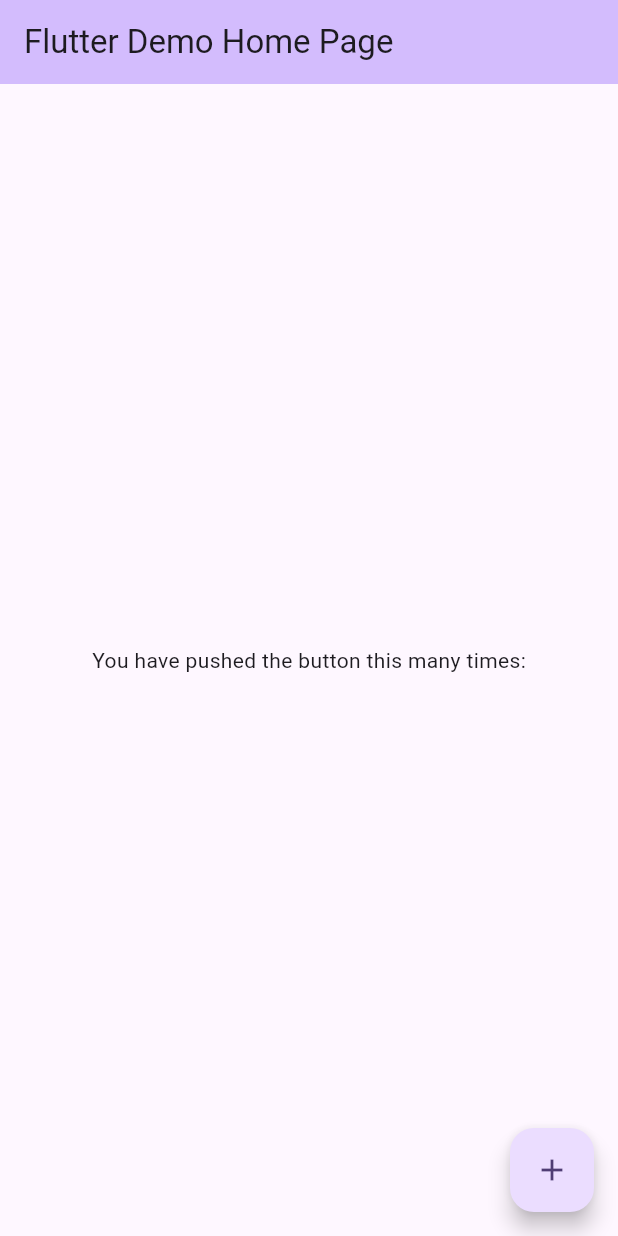
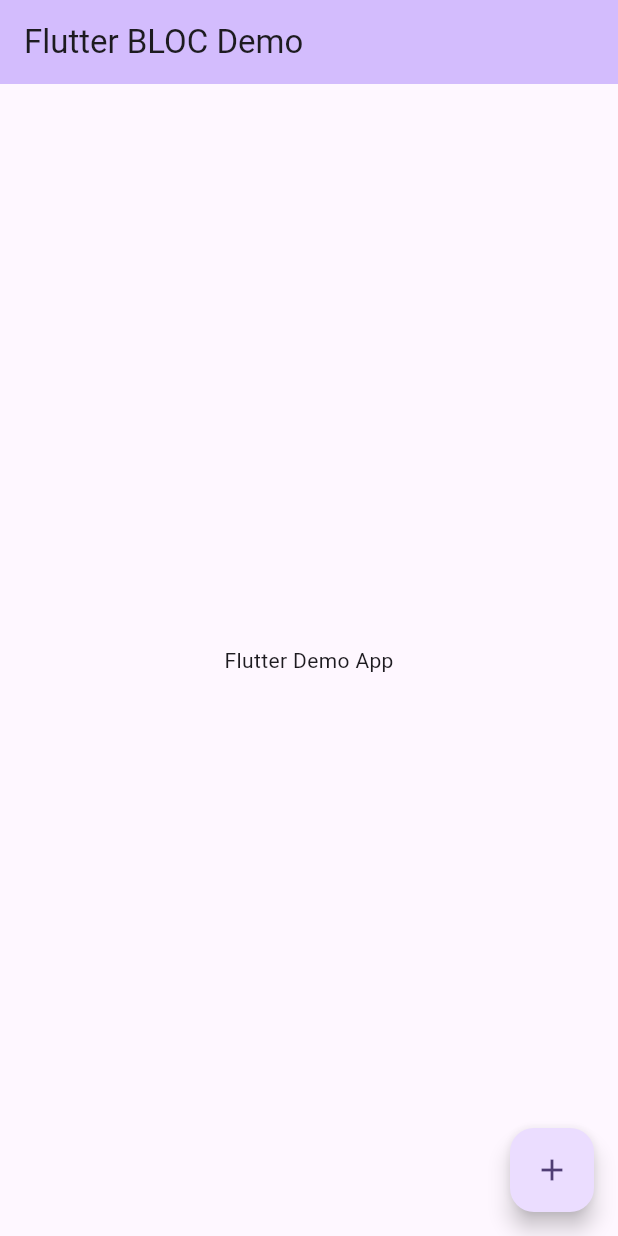
Before and after one commit to hhao99/flutter-todo, a Flutter app: the screen it shows after launch, on a phone screen of 412 x 824 dp. Run offline on Flutter 3.47's test engine with Material 3 defaults, Android fonts, the phone set to English and light mode, and no system bars.

Commit message:
todo v0.2

```diff
--- a/todo/lib/main.dart
+++ b/todo/lib/main.dart
@@ -16,7 +16,7 @@ class MyApp extends StatelessWidget {
         colorScheme: ColorScheme.fromSeed(seedColor: Colors.deepPurple),
         useMaterial3: true,
       ),
-      home: const MyHomePage(title: 'Flutter Demo Home Page'),
+      home: const MyHomePage(title: 'Flutter BLOC Demo'),
     );
   }
 }
@@ -69,7 +69,7 @@ class _MyHomePageState extends State<MyHomePage> {
           mainAxisAlignment: MainAxisAlignment.center,
           children: <Widget>[
             const Text(
-              'You have pushed the button this many times:',
+              'Flutter Demo App',
             ),
           ],
         ),
```
